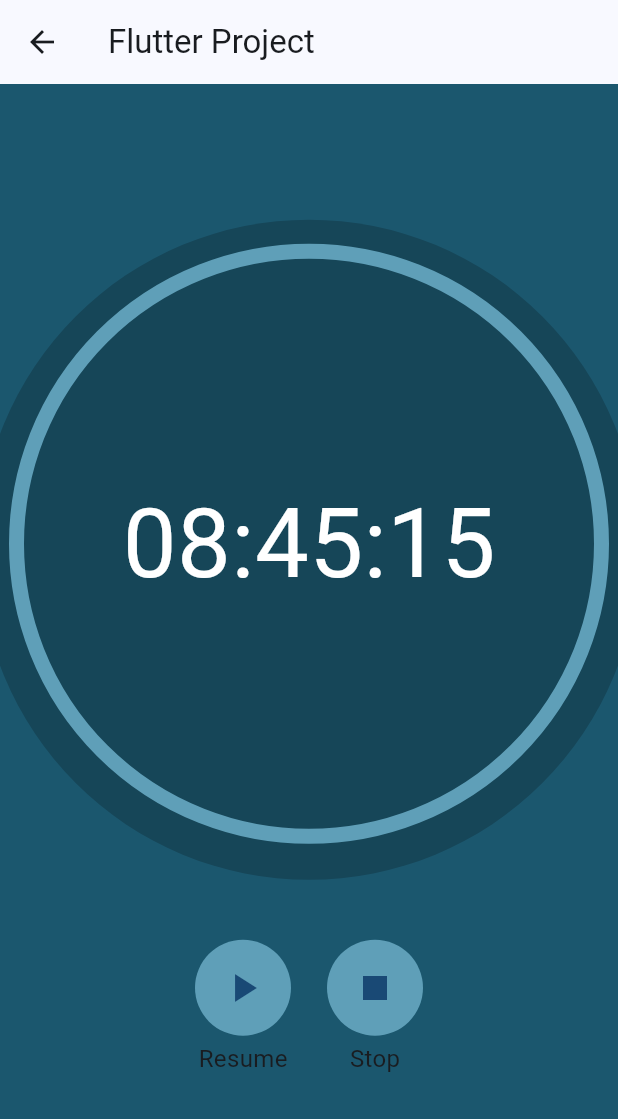
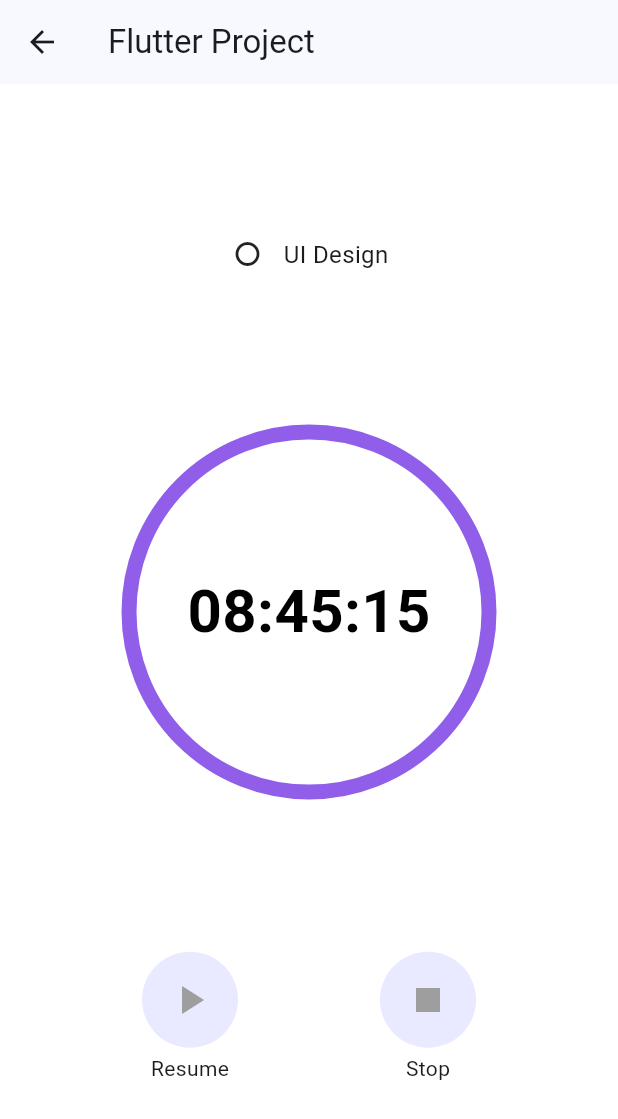
Before and after one commit to daiyaan-2000/TimeTracker, a Flutter app: the DashboardPage screen opened directly, after a tap on "Flutter Project", on a phone screen of 412 x 824 dp. Shown: the top 1119 px of the screen. Run offline on Flutter 3.47's test engine with Material 3 defaults, Android fonts, the phone set to English and light mode, and no system bars.

Commit message:
Card details page fixed to Figma template

```diff
--- a/lib/pages/dashboard_page.dart
+++ b/lib/pages/dashboard_page.dart
@@ -26,7 +26,7 @@ class DashboardPage extends StatelessWidget {
               ],
             ),
             SizedBox(height: 24),
-            CurrentTimer(timer: '00:32:45', title: 'TimePad Project'),
+            CurrentTimer(timer: '32:45', title: 'TimePad Project'),
             SizedBox(height: 32),
             Row(
               mainAxisAlignment: MainAxisAlignment.spaceBetween,
--- a/lib/pages/timer_card_details.dart
+++ b/lib/pages/timer_card_details.dart
@@ -10,70 +10,81 @@ class TimerDetailPage extends StatelessWidget {
   Widget build(BuildContext context) {
     return Scaffold(
       appBar: AppBar(title: Text(title)),
-      backgroundColor: const Color.fromARGB(255, 27, 87, 110),
+      backgroundColor: const Color.fromARGB(255, 255, 255, 255),
       body: Center(
         child: Column(
-          mainAxisAlignment: MainAxisAlignment.center,
+          mainAxisAlignment: MainAxisAlignment.spaceEvenly,
           children: [
+            Row(
+              mainAxisAlignment: MainAxisAlignment.center,
+              children: [
+                Icon(Icons.fiber_manual_record_outlined),
+                SizedBox(width: 12),
+                Text('UI Design', style: TextStyle(fontSize: 16)),
+              ],
+            ),
+            //SizedBox(height: 80),
             Container(
-              height: 400,
-              width: 400,
+              height: 250,
+              width: 250,
               padding: EdgeInsets.all(30),
               alignment: Alignment.center,
               decoration: BoxDecoration(
                 border: Border.all(
-                  color: Color.fromARGB(255, 95, 159, 184),
                   width: 10,
+                  color: const Color.fromARGB(255, 145, 94, 234),
                 ),
                 shape: BoxShape.circle,
-                boxShadow: [
-                  BoxShadow(
-                    color: Colors.transparent.withOpacity(0.2),
-                    spreadRadius: 20,
-                    offset: Offset(0, 4),
-                  ),
-                ],
               ),
               child: Text(
                 timer,
-                style: const TextStyle(color: Colors.white, fontSize: 64),
+                style: const TextStyle(
+                  color: Color.fromARGB(255, 0, 0, 0),
+                  fontSize: 40,
+                  fontWeight: FontWeight.bold,
+                ),
               ),
             ),
-            SizedBox(height: 64),
 
+            //SizedBox(height: 80),
             Row(
-              mainAxisAlignment: MainAxisAlignment.center,
+              mainAxisAlignment: MainAxisAlignment.spaceEvenly,
+
               children: [
                 Column(
                   children: [
                     CircleAvatar(
-                      backgroundColor: Color.fromARGB(255, 95, 159, 184),
+                      backgroundColor: Color.fromRGBO(233, 233, 255, 100),
                       radius: 32,
-                      child: Icon(Icons.play_arrow, size: 32),
+                      child: Icon(
+                        Icons.play_arrow,
+                        size: 32,
+                        color: Colors.grey,
+                      ),
                     ),
                     SizedBox(height: 4),
                     Text(
                       'Resume',
                       style: TextStyle(
-                        fontSize: 16,
+                        fontSize: 14,
                         fontWeight: FontWeight.normal,
                       ),
                     ),
                   ],
                 ),
-                SizedBox(width: 24),
+
                 Column(
                   children: [
                     CircleAvatar(
-                      backgroundColor: Color.fromARGB(255, 95, 159, 184),
+                      backgroundColor: Color.fromRGBO(233, 233, 255, 100),
                       radius: 32,
-                      child: Icon(Icons.stop, size: 32),
+                      child: Icon(Icons.stop, size: 32, color: Colors.grey),
                     ),
                     SizedBox(height: 4),
                     Text(
                       'Stop',
                       style: TextStyle(
-                        fontSize: 16,
+                        fontSize: 14,
                         fontWeight: FontWeight.normal,
                       ),
                     ),
```
